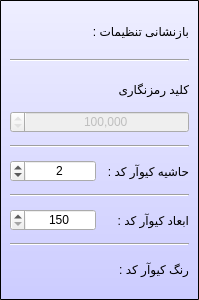
This is formsetting.ui in reza-rezvani2052/Secure-QR-Code as Qt 5 draws it before an edit. The edited form follows.
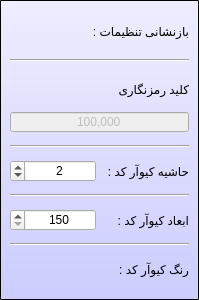
This is the edited form. Icons and pictures are not drawn.

The edit to the form file:
```diff
--- a/formsetting.ui
+++ b/formsetting.ui
@@ -121,6 +121,9 @@
           <property name="alignment">
            <set>Qt::AlignCenter</set>
           </property>
+          <property name="buttonSymbols">
+           <enum>QAbstractSpinBox::NoButtons</enum>
+          </property>
           <property name="showGroupSeparator" stdset="0">
            <bool>true</bool>
           </property>
```
